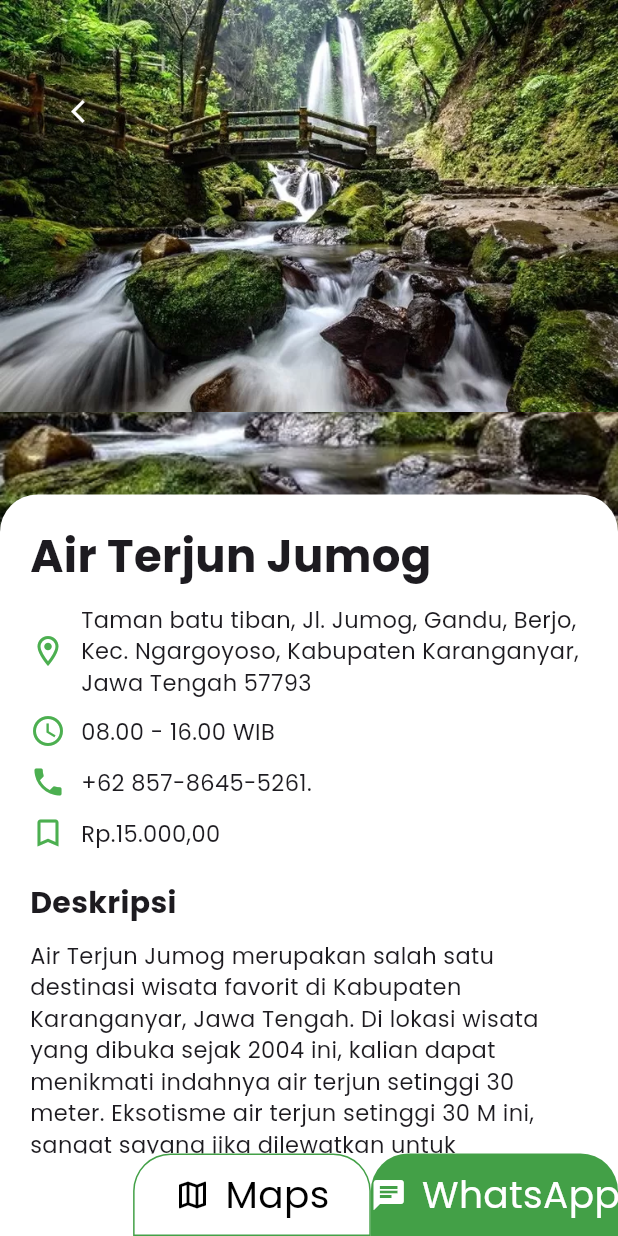
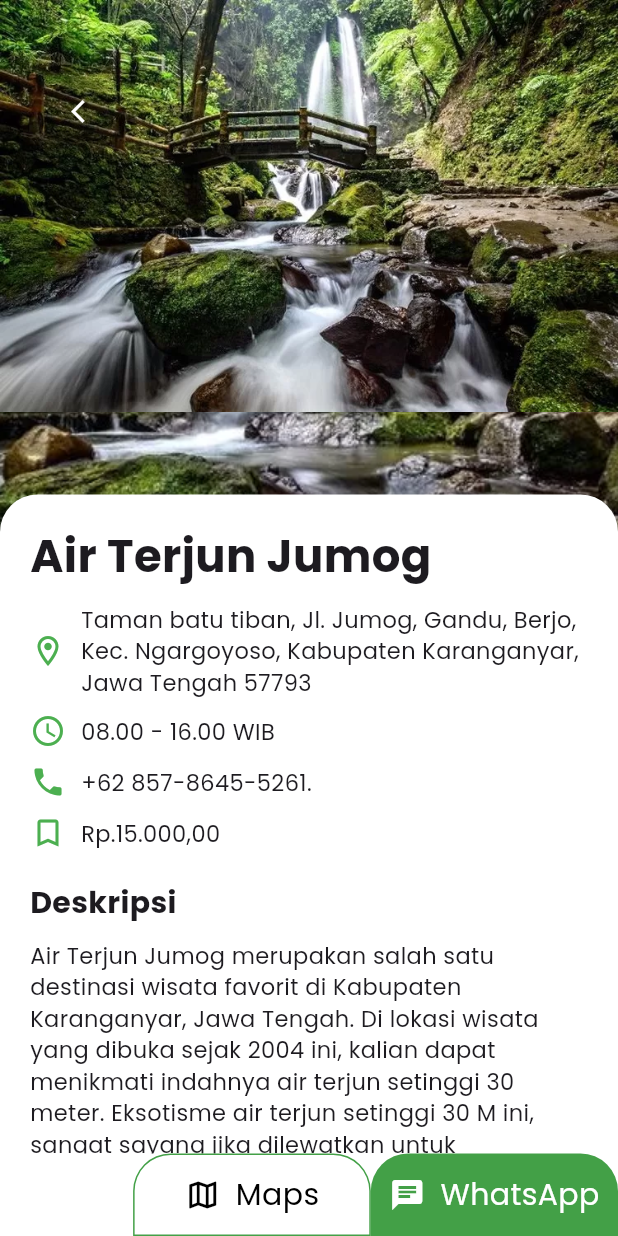
Before and after one commit to nanangstwan/UI-Tourism-Mobile-App, a Flutter app: the MainScreen screen opened directly, after a tap on "Air Terjun Jumog", on a phone screen of 412 x 824 dp. Run offline on Flutter 3.47's test engine with Material 3 defaults, Android fonts, the phone set to English and light mode, and no system bars; our stand-ins replace google_fonts.

Commit message:
First Revision

```diff
--- a/lib/detailpage.dart
+++ b/lib/detailpage.dart
@@ -1,17 +1,14 @@
 import 'package:flutter/material.dart';
 import 'package:projek_wisata/dummydata.dart';
 
-class DetailPage extends StatefulWidget {
+
+class DetailPage extends StatelessWidget {
   final WisataDataModel dataModel;
   const DetailPage({Key? key, required this.dataModel}) : super(key: key);
 
   @override
-  State<DetailPage> createState() => DdetailPageState();
-}
+  Widget build(BuildContext context) {
 
-class DdetailPageState extends State<DetailPage> {
-  @override
-  Widget build(BuildContext context) {
     return Scaffold(
         body: Stack(
       children: [
@@ -21,7 +18,7 @@ class DdetailPageState extends State<DetailPage> {
           decoration: BoxDecoration(
             color: Colors.grey,
             image: DecorationImage(
-              image: AssetImage(widget.dataModel.image ?? ''),
+              image: AssetImage(dataModel.image ?? ''),
               fit: BoxFit.cover,
             ),
           ),
@@ -29,7 +26,7 @@ class DdetailPageState extends State<DetailPage> {
         SizedBox(
           width: MediaQuery.of(context).size.width,
           // height: 500,
-          child: Image.asset(widget.dataModel.image ?? ''),
+          child: Image.asset(dataModel.image ?? ''),
         ),
         Padding(
           padding: const EdgeInsets.only(left: 20, top: 50),
@@ -37,20 +34,22 @@ class DdetailPageState extends State<DetailPage> {
             onPressed: () {
               Navigator.of(context).pop();
             },
-            child: Icon(Icons.arrow_back_ios_new, color: Colors.white,),
+            child: Icon(
+              Icons.arrow_back_ios_new,
+              color: Colors.white,
+            ),
             style: ElevatedButton.styleFrom(
                 shape: const CircleBorder(),
                 padding: const EdgeInsets.all(15),
                 backgroundColor: Colors.transparent),
           ),
         ),
-        scroll(),
+        scroll(context),
       ],
     ));
   }
-
-  scroll() {
-    final mediaQuery = MediaQuery.of(context);
+  scroll(BuildContext context) {
+    final Size mediaQuery = MediaQuery.of(context).size;
     return DraggableScrollableSheet(
         initialChildSize: 0.6,
         maxChildSize: 0.9,
@@ -79,7 +78,7 @@ class DdetailPageState extends State<DetailPage> {
                           crossAxisAlignment: CrossAxisAlignment.start,
                           children: [
                             Text(
-                              widget.dataModel.nama ?? '',
+                              dataModel.nama ?? '',
                               style: const TextStyle(
                                 fontWeight: FontWeight.bold,
                                 fontSize: 30,
@@ -95,7 +94,7 @@ class DdetailPageState extends State<DetailPage> {
                                 const SizedBox(width: 10),
                                 Expanded(
                                   child: Text(
-                                    widget.dataModel.alamat ?? '',
+                                    dataModel.alamat ?? '',
                                     style: const TextStyle(fontSize: 15),
                                   ),
                                 ),
@@ -124,7 +123,7 @@ class DdetailPageState extends State<DetailPage> {
                                 ),
                                 const SizedBox(width: 10),
                                 Text(
-                                  widget.dataModel.telepon ?? '',
+                                  dataModel.telepon ?? '',
                                   style: const TextStyle(fontSize: 15),
                                 ),
                               ],
@@ -138,7 +137,7 @@ class DdetailPageState extends State<DetailPage> {
                                 ),
                                 const SizedBox(width: 10),
                                 Text(
-                                  widget.dataModel.tiket ?? '',
+                                  dataModel.tiket ?? '',
                                   style: const TextStyle(fontSize: 15),
                                 ),
                               ],
@@ -151,7 +150,7 @@ class DdetailPageState extends State<DetailPage> {
                             ),
                             const SizedBox(height: 10),
                             Text(
-                              widget.dataModel.deskripsi ?? '',
+                              dataModel.deskripsi ?? '',
                               style: const TextStyle(fontSize: 15),
                             ),
                           ],
@@ -177,10 +176,11 @@ class DdetailPageState extends State<DetailPage> {
                           InkWell(
                             onTap: () {},
                             child: Container(
-                              width: mediaQuery.size.width/2.6,
+                              width: mediaQuery.width / 2.6,
                               height: 55,
                               decoration: BoxDecoration(
-                                border: Border.all(color: Colors.green.shade600),
+                                border:
+                                    Border.all(color: Colors.green.shade600),
                                 // color: Colors.green.shade600,
                                 borderRadius: const BorderRadius.only(
                                   topLeft: Radius.circular(25),
@@ -198,7 +198,7 @@ class DdetailPageState extends State<DetailPage> {
                                   Text(
                                     'Maps',
                                     style: TextStyle(
-                                        color: Colors.black, fontSize: 25),
+                                        color: Colors.black, fontSize: 20),
                                   ),
                                 ],
                               ),
@@ -207,7 +207,7 @@ class DdetailPageState extends State<DetailPage> {
                           InkWell(
                               onTap: () {},
                               child: Container(
-                                width: mediaQuery.size.width / 2.5,
+                                width: mediaQuery.width / 2.5,
                                 height: 55,
                                 decoration: BoxDecoration(
                                   color: Colors.green.shade600,
@@ -227,7 +227,7 @@ class DdetailPageState extends State<DetailPage> {
                                     Text(
                                       'WhatsApp',
                                       style: TextStyle(
-                                          color: Colors.white, fontSize: 25),
+                                          color: Colors.white, fontSize: 20),
                                     ),
                                   ],
                                 ),
--- a/lib/dummydata.dart
+++ b/lib/dummydata.dart
@@ -1,3 +1,5 @@
+import 'package:flutter/material.dart';
+
 class WisataDataModel {
   String? id;
   String? nama;
@@ -11,7 +13,6 @@ class WisataDataModel {
       this.telepon, this.tiket);
 }
 
-final List<WisataDataModel> _listWisata = [];
 
 final List<Map<String, String>> listData = [
   {
@@ -98,7 +99,8 @@ final List<Map<String, String>> listData = [
         'Jl. Raya Matesih-Tawangmangu No.16, Gondosuli Kidul, Tawangmangu, Kec. Tawangmangu, Kabupaten Karanganyar, Jawa Tengah 57792',
     'nama': 'Taman Sakura Hills Tawangmangu',
     'image': 'image/sakura.jpg',
-    'deskripsi': 'Taman Sakura Hills Tawangmangu merupakan salah satu wisata alam yang memadukan konsep alam ala negara Jepang dengan pesona Gunung Lawu yang terletak di Jalan Tawangmangu–Magetan, Kecamatan Tawangmangu, Kabupaten Karanganyar. Taman Sakura Hills Tawangmangu buka setiap hari mulai pukul 08.00-16.00 WIB. Harga tiket masuk untuk wisatawan lokal dan mancanegara untuk weekday dewasa Rp.20.000 anak-anak Rp.15.000, untuk weekend dewasa Rp.25.000 anak- anak Rp.15.000 per orang. Taman Sakura Hills Tawangmangu memiliki fasilitas yang cukup lengkap meliputi, area berfoto, cinema 3D, tempat penyewaan mobil jeep, perahu, dan kimono, penginapan, restoran, mushola, toilet dan lahan parkir yang luas. Untuk informasi lebih lanjut, bisa menghubungi nomor +62813-9520-6060 atau mengunjungi media sosial Taman Sakura Hills Tawangmangu di @sakurahills_tawangmangu via Instagram. ',
+    'deskripsi':
+        'Taman Sakura Hills Tawangmangu merupakan salah satu wisata alam yang memadukan konsep alam ala negara Jepang dengan pesona Gunung Lawu yang terletak di Jalan Tawangmangu–Magetan, Kecamatan Tawangmangu, Kabupaten Karanganyar. Taman Sakura Hills Tawangmangu buka setiap hari mulai pukul 08.00-16.00 WIB. Harga tiket masuk untuk wisatawan lokal dan mancanegara untuk weekday dewasa Rp.20.000 anak-anak Rp.15.000, untuk weekend dewasa Rp.25.000 anak- anak Rp.15.000 per orang. Taman Sakura Hills Tawangmangu memiliki fasilitas yang cukup lengkap meliputi, area berfoto, cinema 3D, tempat penyewaan mobil jeep, perahu, dan kimono, penginapan, restoran, mushola, toilet dan lahan parkir yang luas. Untuk informasi lebih lanjut, bisa menghubungi nomor +62813-9520-6060 atau mengunjungi media sosial Taman Sakura Hills Tawangmangu di @sakurahills_tawangmangu via Instagram. ',
     'telepon': ' +62813-9520-6060',
     'tiket': 'Rp.15.000,00 - Rp.25.000,00',
   }
--- a/lib/home.dart
+++ b/lib/home.dart
@@ -1,5 +1,4 @@
 import 'package:flutter/material.dart';
-import 'package:flutter/rendering.dart';
 import 'package:projek_wisata/detailpage.dart';
 import 'package:projek_wisata/dummydata.dart';
 
@@ -8,7 +7,8 @@ class MainScreen extends StatelessWidget {
 
   @override
   Widget build(BuildContext context) {
-    return Scaffold(body: LayoutBuilder(
+    return Scaffold(
+      body: LayoutBuilder(
           builder: (BuildContext context, BoxConstraints constraints) {
         if (constraints.maxWidth <= 600) {
           return const MyHome(
@@ -21,7 +21,8 @@ class MainScreen extends StatelessWidget {
             gridCount: 6,
           );
         }
-    }));
+      }),
+    );
   }
 }
 
@@ -34,6 +35,29 @@ class MyHome extends StatefulWidget {
 }
 
 class _MyHomeState extends State<MyHome> {
+  List<Map<String, String>> findData = [];
+  @override
+  void initState() {
+    findData = listData;
+    super.initState();
+  }
+
+  void filterData(String keyword) {
+    List<Map<String, String>> result = [];
+    if (keyword.isEmpty) {
+      result = listData;
+    } else {
+      result = listData
+          .where((wisata) =>
+              wisata['nama']?.toLowerCase().contains(keyword.toLowerCase()) ??
+              false)
+          .toList();
+    }
+    setState(() {
+      findData = result;
+    });
+  }
+
   @override
   Widget build(BuildContext context) {
     return SafeArea(
@@ -43,7 +67,6 @@ class _MyHomeState extends State<MyHome> {
           child: Column(
             children: [
               Container(
-                height: 270,
                 child: Column(
                   crossAxisAlignment: CrossAxisAlignment.start,
                   children: [
@@ -70,6 +93,17 @@ class _MyHomeState extends State<MyHome> {
                   ],
                 ),
               ),
+              const SizedBox(height: 30),
+              TextField(
+                onChanged: (value) => filterData(value),
+                decoration: InputDecoration(
+                  prefixIcon: const Icon(Icons.search),
+                  hintText: 'Search',
+                  border: OutlineInputBorder(
+                    borderRadius: BorderRadius.circular(10),
+                  ),
+                ),
+              ),
               Container(
                 height: 150,
                 child: ListView(
@@ -87,7 +121,7 @@ class _MyHomeState extends State<MyHome> {
                   childAspectRatio: 2 / 3,
                   mainAxisSpacing: 10,
                   crossAxisSpacing: 10,
-                  children: listData
+                  children: findData
                       .map(
                         (item) => InkWell(
                           onTap: () {
@@ -132,7 +166,7 @@ class _MyHomeState extends State<MyHome> {
                                   ),
                                 ),
                                 child: Align(
-                                  alignment: AlignmentDirectional(-0.7, 0.7),
+                                  alignment: const AlignmentDirectional(-0.7, 0.7),
                                   child: Text(
                                     '${item['nama']}',
                                     style: const TextStyle(
@@ -174,7 +208,7 @@ class _MyHomeState extends State<MyHome> {
           ],
         ),
         child: Align(
-            alignment: AlignmentDirectional(0.0, 0.8),
+            alignment: const AlignmentDirectional(0.0, 0.8),
             child: Text(
               kata,
               style: const TextStyle(
```
Also changed, not shown: lib/splash.dart (+3 -17 lines), pubspec.lock. Lines whose indentation alone changed are shown as unchanged.
